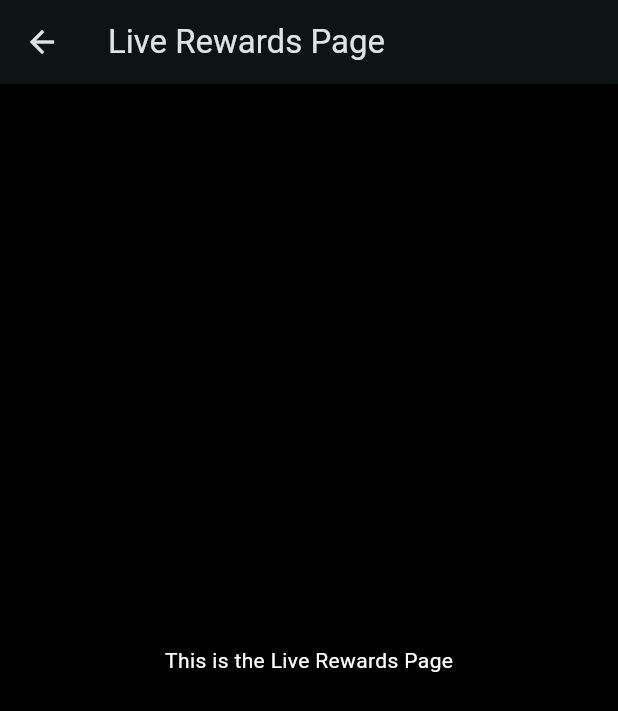
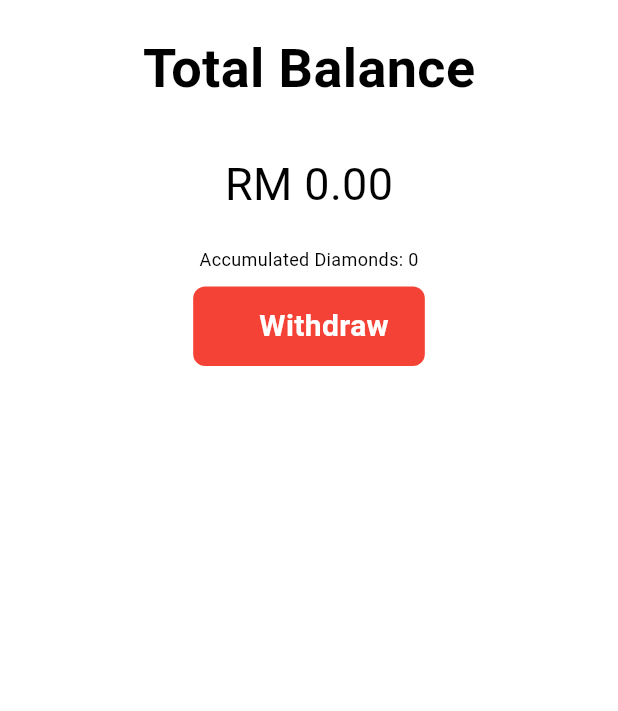
Before and after one commit to chongjying/TikTok, a Flutter app: the LiveRewardsPage screen opened directly, on a phone screen of 412 x 824 dp. Shown: the top 711 px of the screen. Run offline on Flutter 3.47's test engine with Material 3 defaults, Android fonts, the light colour scheme and no system bars.

Commit message:
incomplete rewards page

```diff
--- a/lib/LIVE_rewards_page.dart
+++ b/lib/LIVE_rewards_page.dart
@@ -1,15 +1,79 @@
-// Example of LiveRewardsPage definition
 import 'package:flutter/material.dart';
 
 class LiveRewardsPage extends StatelessWidget {
   @override
   Widget build(BuildContext context) {
     return Scaffold(
-      appBar: AppBar(
-        title: Text('Live Rewards Page'),
-      ),
-      body: Center(
-        child: Text('This is the Live Rewards Page'),
+      backgroundColor: Colors.white,
+      body: Column(
+        crossAxisAlignment: CrossAxisAlignment.start,
+        children: <Widget>[
+          const Padding(
+            padding: EdgeInsets.all(20.0),
+            child: Center(
+              child: Text(
+                'Total Balance',
+                style: TextStyle(
+                  fontSize: 36,
+                  fontWeight: FontWeight.bold,
+                  color: Colors.black,
+                ),
+              ),
+            ),
+          ),
+          const Center(
+            child: Padding(
+              padding: EdgeInsets.all(10.0),
+              child: Text(
+                'RM 0.00',
+                style: TextStyle(
+                  fontSize: 30,
+                  color: Colors.black,
+                ),
+              ),
+            ),
+          ),
+          const Center(
+            child: Padding(
+              padding: EdgeInsets.all(10.0),
+              child: Text(
+                'Accumulated Diamonds: 0',
+                style: TextStyle(
+                  fontSize: 12,
+                  color: Colors.black,
+                ),
+              ),
+            ),
+          ),
+          Center(
+            child: InkWell(
+              onTap: () {
+                // Add your onTap logic here
+              },
+              child: Container(
+                padding: const EdgeInsets.symmetric(horizontal: 24.0, vertical: 12.0),
+                decoration: BoxDecoration(
+                  color: Colors.red, // Button background color
+                  borderRadius: BorderRadius.circular(8.0),
+                ),
+                child: Row(
+                  mainAxisSize: MainAxisSize.min,
+                  children: <Widget>[
+                    const SizedBox(width: 20),
+                    const Text(
+                      'Withdraw',
+                      style: TextStyle(
+                        color: Colors.white,
+                        fontWeight: FontWeight.bold,
+                        fontSize: 20,
+                      ),
+                    ),
+                  ],
+                ),
+              ),
+            ),
+          ),
+        ],
       ),
     );
   }
```
